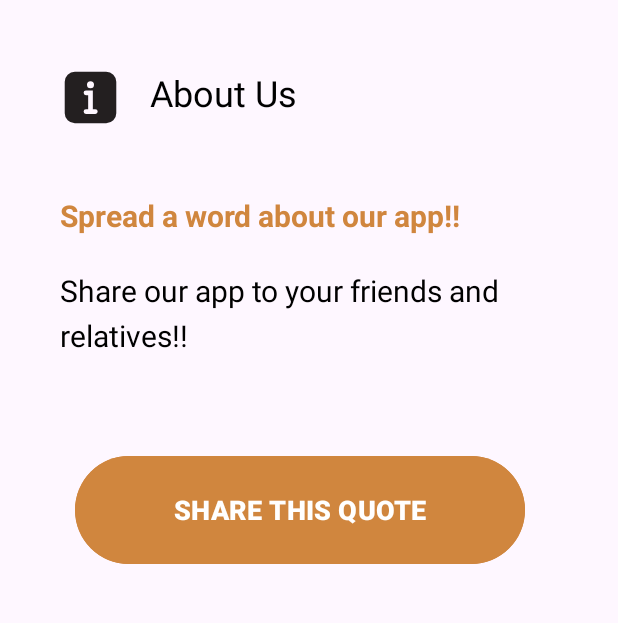
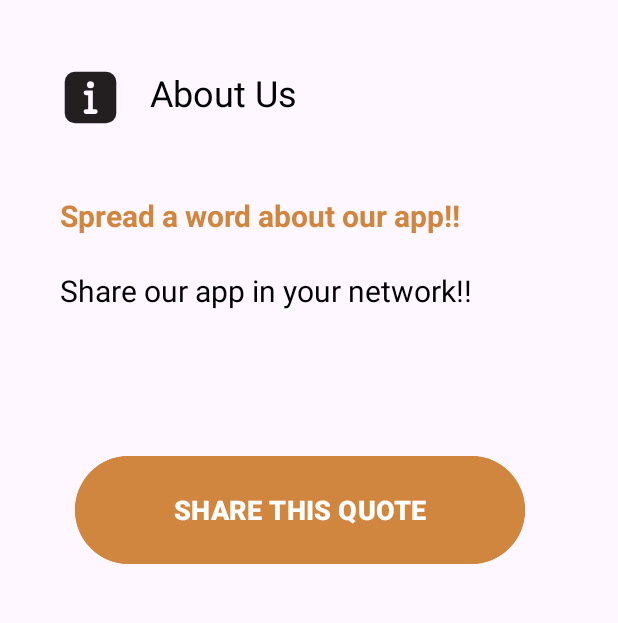
Before and after one commit to Bhuvan588/Tourism-App, an Android app: the layout fragment_settings.xml on its own in the app's theme, with its tools: preview values and no code run, on a phone screen of 412 x 824 dp, the part 285-908 px from its top. Run offline under Robolectric (Android 15) with nearby library versions, the light colour scheme and no system bars.

Commit message:
Updated Settings quote

```diff
--- a/app/src/main/res/layout/fragment_settings.xml
+++ b/app/src/main/res/layout/fragment_settings.xml
@@ -68,7 +68,7 @@
         android:layout_marginLeft="40dp"
         android:layout_marginTop="370dp"
         android:lineHeight="30dp"
-        android:text="Share our app to your friends and relatives!!"
+        android:text="Share our app in your network!!"
         android:textColor="@color/black"
         android:textSize="20sp" />
 
```
